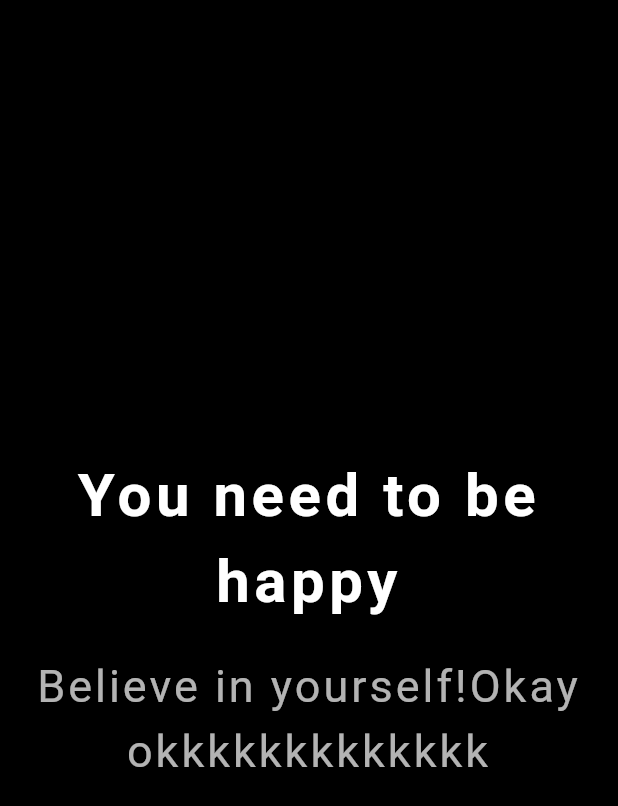
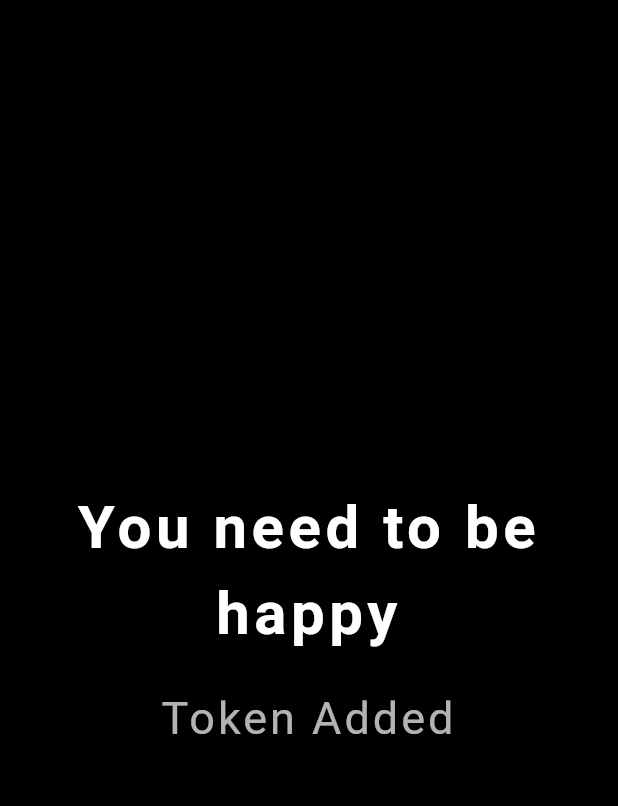
Before and after one commit to MubasharBasharat/newRepoo, a Flutter app: the screen it shows after launch, on a phone screen of 412 x 824 dp. Shown: the top 806 px of the screen. Run offline on Flutter 3.47's test engine with Material 3 defaults, Android fonts, the phone set to English and light mode, and no system bars; our stand-ins replace firebase_core, firebase_messaging, flutter_local_notifications; accounts and stored records are empty; Roboto replaces fonts that are missing (DancingScript).

```diff
--- a/lib/home.dart
+++ b/lib/home.dart
@@ -53,7 +53,7 @@ class _HomeScreenState extends State<HomeScreen> {
             ),
             SizedBox(height: 20), // Space between the lines
             Text(
-              'Believe in yourself!Okay okkkkkkkkkkkkk',
+              'Token Added',
               style: TextStyle(
                 fontSize: 30,
                 fontWeight: FontWeight.normal,
```
